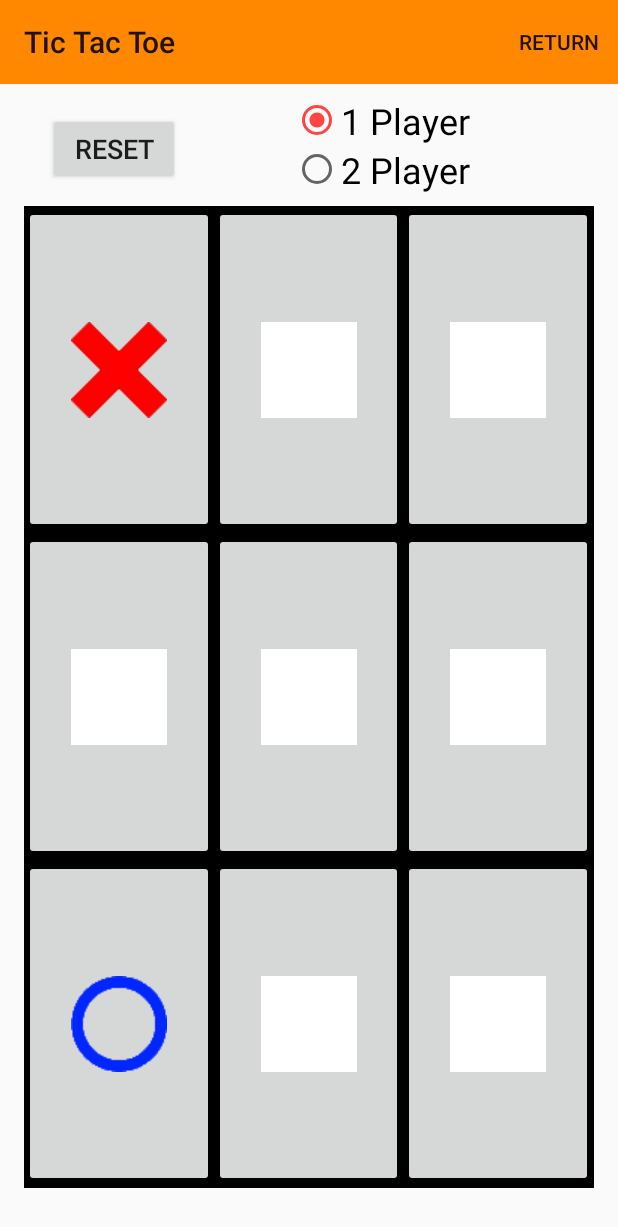
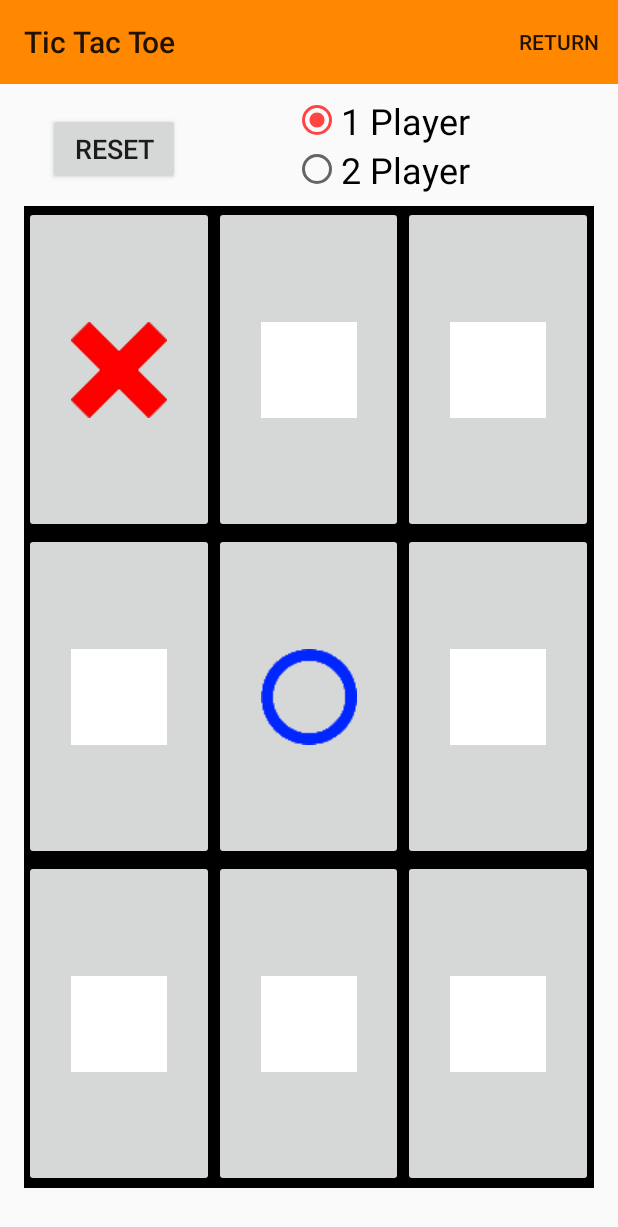
Before and after one commit to pc-chin-android/ui-playground, an Android app: the TttActivity screen opened directly, with no data from a screen before it, after a tap on an icon or button, on a phone screen of 412 x 824 dp. Shown: the top 1227 px of the screen. Run offline under Robolectric (Android 15) with nearby library versions, the phone set to English and light mode, and no system bars.

Commit message:
Updated Tic Tac Toe AI

```diff
--- a/app/build.gradle
+++ b/app/build.gradle
@@ -12,7 +12,8 @@ android {
     }
     buildTypes {
         release {
-            minifyEnabled false
+            minifyEnabled true
+            shrinkResources true
             proguardFiles getDefaultProguardFile('proguard-android.txt'), 'proguard-rules.pro'
         }
     }
--- a/app/src/main/AndroidManifest.xml
+++ b/app/src/main/AndroidManifest.xml
@@ -1,4 +1,5 @@
 <?xml version="1.0" encoding="utf-8"?>
+<!-- TODO: Fix shrink Resources failed -->
 <manifest xmlns:android="http://schemas.android.com/apk/res/android"
     xmlns:tools="http://schemas.android.com/tools"
     package="com.pcchin.uiplayground">
--- a/app/src/main/java/com/pcchin/uiplayground/TttActivity.java
+++ b/app/src/main/java/com/pcchin/uiplayground/TttActivity.java
@@ -127,14 +127,8 @@ public class TttActivity extends AppCompatActivity {
 
             // Check if 1 player is selected
             if (! radioButton.isChecked()) {
-                try {
-                    Thread.sleep(500);
-                } catch (InterruptedException e) {
-                    e.printStackTrace();
-                }
                 // Computer moves
                 List<Integer> possibleMoves = new ArrayList<>();
-                Random random = new Random();
                 for (int i=0; i < tttList.size(); i++) {
                     if (((int) tttList.get(i).getTag() == 0)) {
                         possibleMoves.add(i);
@@ -143,7 +137,8 @@ public class TttActivity extends AppCompatActivity {
 
                 // Check if possibleMoves is empty
                 if (! (possibleMoves.size() == 0)) {
-                    int moveTaken = possibleMoves.get(random.nextInt(possibleMoves.size()));
+                    int moveTaken = bestMove(possibleMoves, tttList);
+
                     tttList.get(moveTaken).setImageResource(R.drawable.ttt_circle);
                     tttList.get(moveTaken).setTag(-1);
                 }
@@ -270,6 +265,29 @@ public class TttActivity extends AppCompatActivity {
         displayDialog.show();
     }
 
+    private int bestMove(@NonNull List<Integer> possibleMoves, List<ImageButton> tttList) {
+        Random random = new Random();
+        // Move taken priority: Win game --> Centre --> Random
+
+        // Check if any of the moves can result in victory
+        for (int i=0; i < possibleMoves.size(); i++) {
+            tttList.get(possibleMoves.get(i)).setTag(-1);
+            if (checkWinner(tttList)) {
+                return possibleMoves.get(i);
+            }
+            tttList.get(possibleMoves.get(i)).setTag(0);
+        }
+
+        // Get centre
+        if (possibleMoves.contains(4)) {
+            return 4;
+        }
+
+        // Random move
+        return possibleMoves.get(random.nextInt(possibleMoves.size()));
+
+    }
+
     // Enable/disable user input
 
     public void setTouchable(boolean isTouchable) {
@@ -283,4 +301,5 @@ public class TttActivity extends AppCompatActivity {
         }
         return false; // Block touch event
     }
+
 }
--- a/app/src/main/res/values/strings.xml
+++ b/app/src/main/res/values/strings.xml
@@ -1,5 +1,5 @@
 <resources>
-    <string name="app_name">Game Corner</string>
+    <string name="app_name">UI Playground</string>
     <string name="blank" />
 
     <!-- General phrases -->
```
